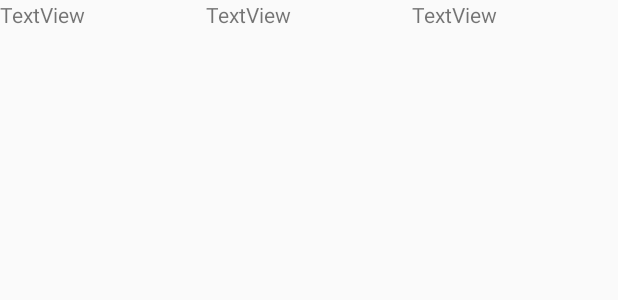
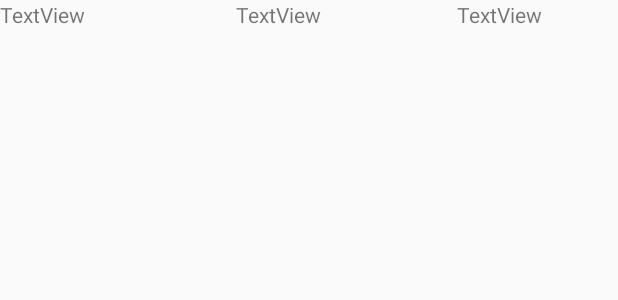
Before and after one commit to LocalMunk/GruppeAwesome, an Android app: the layout ovelse_list.xml on its own in the app's theme, with its tools: preview values and no code run, on a phone screen of 412 x 824 dp. Shown: the top 300 px of the screen. Run offline under Robolectric (Android 15) with nearby library versions, the phone set to English and light mode, and no system bars.

Commit message:
merge ting

```diff
--- a/app/src/main/res/layout/ovelse_list.xml
+++ b/app/src/main/res/layout/ovelse_list.xml
@@ -5,21 +5,23 @@
 
     <TextView
         android:text="TextView"
-        android:layout_width="50pt"
+        android:layout_width="100pt"
         android:layout_height="wrap_content"
         android:id="@+id/listReps"
         android:layout_weight="0.09" />
 
     <TextView
         android:text="TextView"
-        android:layout_width="50pt"
+        android:layout_marginLeft="50dp"
+        android:layout_width="100pt"
         android:layout_height="wrap_content"
         android:id="@+id/listWeight"
         android:layout_weight="0.09" />
 
     <TextView
         android:text="TextView"
-        android:layout_width="50pt"
+        android:layout_marginLeft="40dp"
+        android:layout_width="100pt"
         android:layout_height="wrap_content"
         android:id="@+id/listRM"
         android:layout_weight="0.09" />
```
